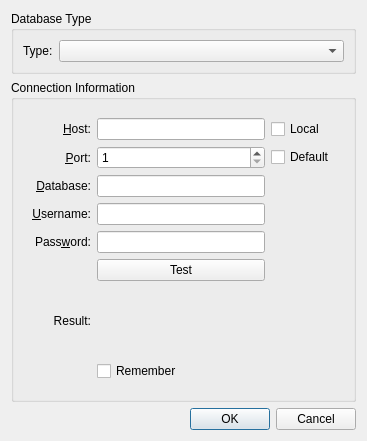
First picture: the form in agt/ui/data/dialog-database-config.ui, repository soroush/Qtz, before the edit.
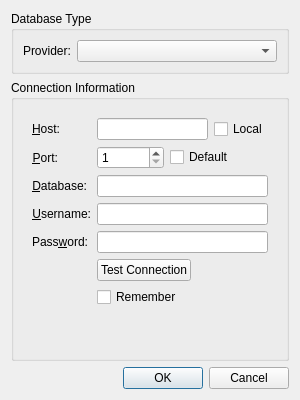
Second picture: the form after the edit.

```diff
--- a/agt/ui/data/dialog-database-config.ui
+++ b/agt/ui/data/dialog-database-config.ui
@@ -6,14 +6,17 @@
    <rect>
     <x>0</x>
     <y>0</y>
-    <width>367</width>
-    <height>413</height>
+    <width>300</width>
+    <height>400</height>
    </rect>
   </property>
   <property name="windowTitle">
    <string>Dialog</string>
   </property>
-  <layout class="QVBoxLayout" name="verticalLayout">
+  <property name="modal">
+   <bool>true</bool>
+  </property>
+  <layout class="QVBoxLayout" name="_2">
    <item>
     <widget class="QGroupBox" name="groupBoxDatabaseType">
      <property name="title">
@@ -23,7 +26,7 @@
       <item row="0" column="0">
        <widget class="QLabel" name="labelType">
         <property name="text">
-         <string>Type:</string>
+         <string>Provider:</string>
         </property>
         <property name="buddy">
          <cstring>comboBoxDatabaseType</cstring>
@@ -48,20 +51,7 @@
          <number>0</number>
         </property>
         <widget class="QWidget" name="pageMySQL">
-         <layout class="QGridLayout" name="gridLayout" rowstretch="0,0,0,0,0,0,0,0,1">
-          <item row="6" column="0">
-           <widget class="QLabel" name="labelResult_">
-            <property name="text">
-             <string>Result:</string>
-            </property>
-            <property name="alignment">
-             <set>Qt::AlignRight|Qt::AlignTrailing|Qt::AlignVCenter</set>
-            </property>
-            <property name="buddy">
-             <cstring>plainTextEditResult</cstring>
-            </property>
-           </widget>
-          </item>
+         <layout class="QFormLayout" name="formLayout">
           <item row="0" column="0">
            <widget class="QLabel" name="labelHost">
             <property name="text">
@@ -76,15 +66,19 @@
            </widget>
           </item>
           <item row="0" column="1">
+           <layout class="QHBoxLayout" name="horizontalLayout_2">
+            <item>
            <widget class="QLineEdit" name="lineEditHost"/>
           </item>
-          <item row="0" column="2">
+            <item>
            <widget class="QCheckBox" name="checkBoxLocal">
             <property name="text">
              <string>Local</string>
             </property>
            </widget>
           </item>
+           </layout>
+          </item>
           <item row="1" column="0">
            <widget class="QLabel" name="labelPort">
             <property name="text">
@@ -99,7 +93,15 @@
            </widget>
           </item>
           <item row="1" column="1">
+           <layout class="QHBoxLayout" name="horizontalLayout_3">
+            <item>
            <widget class="QSpinBox" name="spinBoxPort">
+              <property name="sizePolicy">
+               <sizepolicy hsizetype="Fixed" vsizetype="Fixed">
+                <horstretch>0</horstretch>
+                <verstretch>0</verstretch>
+               </sizepolicy>
+              </property>
             <property name="minimum">
              <number>1</number>
             </property>
@@ -108,13 +110,15 @@
             </property>
            </widget>
           </item>
-          <item row="1" column="2">
+            <item>
            <widget class="QCheckBox" name="checkBoxDefaultPort">
             <property name="text">
              <string>Default</string>
             </property>
            </widget>
           </item>
+           </layout>
+          </item>
           <item row="2" column="0">
            <widget class="QLabel" name="labelDatabase">
             <property name="text">
@@ -169,32 +173,25 @@
           </item>
           <item row="5" column="1">
            <widget class="QPushButton" name="pushButtonTest">
+            <property name="sizePolicy">
+             <sizepolicy hsizetype="Fixed" vsizetype="Fixed">
+              <horstretch>0</horstretch>
+              <verstretch>0</verstretch>
+             </sizepolicy>
+            </property>
             <property name="text">
-             <string>Test</string>
+             <string>Test Connection</string>
             </property>
            </widget>
           </item>
-          <item row="6" column="1" colspan="2">
-           <widget class="QPlainTextEdit" name="plainTextEditResult">
-            <property name="styleSheet">
-             <string notr="true">background : transparent;</string>
-            </property>
-            <property name="frameShape">
-             <enum>QFrame::NoFrame</enum>
-            </property>
-            <property name="readOnly">
-             <bool>true</bool>
-            </property>
-           </widget>
-          </item>
-          <item row="7" column="1">
+          <item row="6" column="1">
            <widget class="QCheckBox" name="checkBoxRemember">
             <property name="text">
              <string>Remember</string>
             </property>
            </widget>
           </item>
-          <item row="8" column="1">
+          <item row="7" column="1">
            <spacer name="verticalSpacer_2">
             <property name="orientation">
              <enum>Qt::Vertical</enum>
```
Left out of the diff: 6 changed lines with no effect on the pictures. Lines whose indentation alone changed are shown as unchanged.
